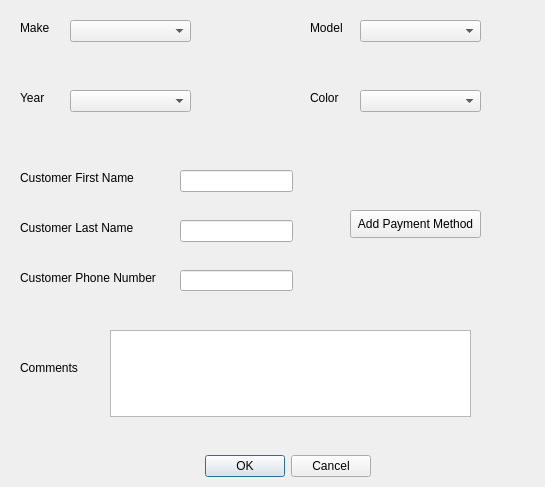
First picture: the form in NewOrderDialog.ui, repository jordynmarlow/SoftwareEngineering, before the edit.
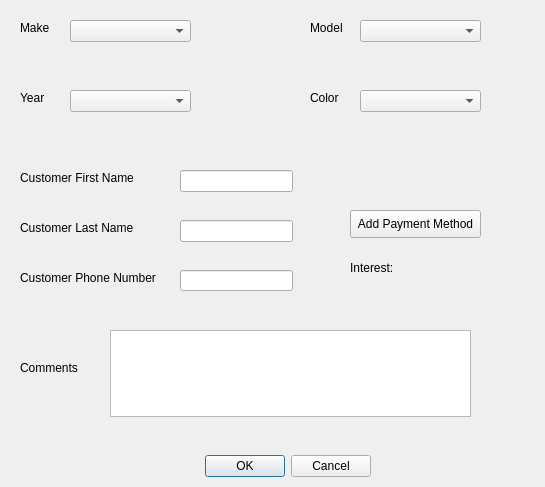
Second picture: the form after the edit.

Diff of the .ui file:
```diff
--- a/NewOrderDialog.ui
+++ b/NewOrderDialog.ui
@@ -226,6 +226,32 @@
     <string>Add Payment Method</string>
    </property>
   </widget>
+  <widget class="QLabel" name="label_9">
+   <property name="geometry">
+    <rect>
+     <x>350</x>
+     <y>260</y>
+     <width>51</width>
+     <height>16</height>
+    </rect>
+   </property>
+   <property name="text">
+    <string>Interest:</string>
+   </property>
+  </widget>
+  <widget class="QLabel" name="order_interest_lbl">
+   <property name="geometry">
+    <rect>
+     <x>400</x>
+     <y>260</y>
+     <width>51</width>
+     <height>16</height>
+    </rect>
+   </property>
+   <property name="text">
+    <string/>
+   </property>
+  </widget>
  </widget>
  <resources/>
  <connections>
```
